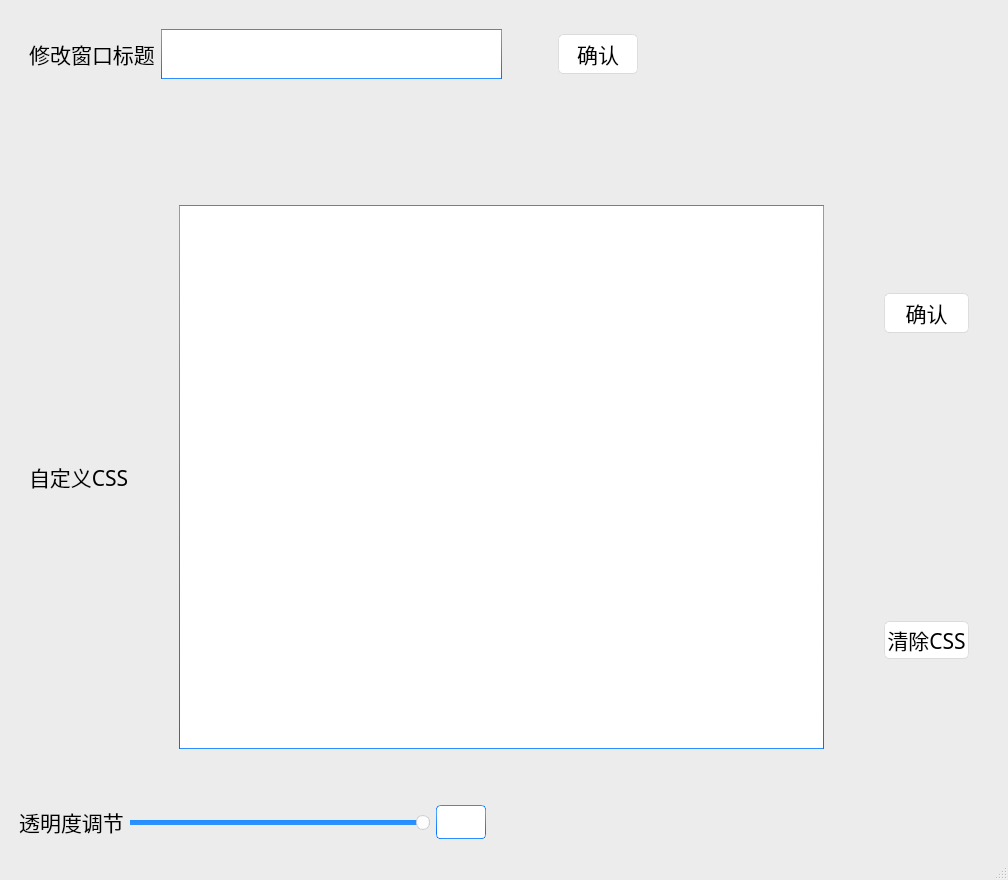
This is FloatingBrowserWindow/HeaderFiles/PopDialogs/resources/ControlPanel.ui in bzmmz/FloatingBrowserWindow as Qt 5 draws it before an edit. The edited form follows.
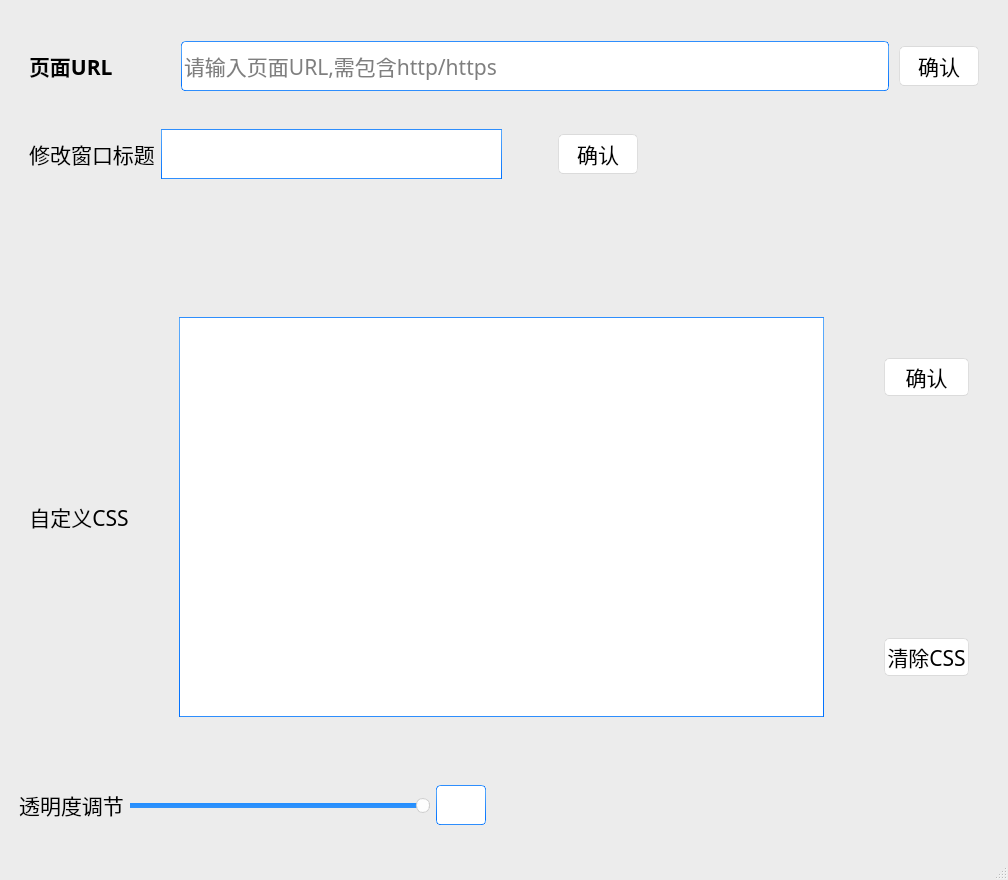
This is the edited form. Icons and pictures are not drawn.

What changed in the file:
```diff
--- a/FloatingBrowserWindow/HeaderFiles/PopDialogs/resources/ControlPanel.ui
+++ b/FloatingBrowserWindow/HeaderFiles/PopDialogs/resources/ControlPanel.ui
@@ -611,6 +611,93 @@
       <property name="bottomMargin">
        <number>10</number>
       </property>
+      <item>
+       <layout class="QHBoxLayout" name="URL" stretch="10,50,1">
+        <property name="spacing">
+         <number>10</number>
+        </property>
+        <property name="leftMargin">
+         <number>10</number>
+        </property>
+        <property name="topMargin">
+         <number>10</number>
+        </property>
+        <property name="rightMargin">
+         <number>10</number>
+        </property>
+        <property name="bottomMargin">
+         <number>10</number>
+        </property>
+        <item>
+         <widget class="QLabel" name="label123">
+          <property name="maximumSize">
+           <size>
+            <width>200</width>
+            <height>40</height>
+           </size>
+          </property>
+          <property name="font">
+           <font>
+            <family>思源宋体</family>
+            <pointsize>16</pointsize>
+            <weight>75</weight>
+            <bold>true</bold>
+           </font>
+          </property>
+          <property name="text">
+           <string>页面URL</string>
+          </property>
+         </widget>
+        </item>
+        <item>
+         <widget class="QLineEdit" name="urlEditor">
+          <property name="minimumSize">
+           <size>
+            <width>0</width>
+            <height>50</height>
+           </size>
+          </property>
+          <property name="font">
+           <font>
+            <family>思源宋体</family>
+            <pointsize>16</pointsize>
+           </font>
+          </property>
+          <property name="autoFillBackground">
+           <bool>false</bool>
+          </property>
+          <property name="placeholderText">
+           <string>请输入页面URL,需包含http/https</string>
+          </property>
+         </widget>
+        </item>
+        <item>
+         <widget class="QPushButton" name="editUrl">
+          <property name="minimumSize">
+           <size>
+            <width>80</width>
+            <height>40</height>
+           </size>
+          </property>
+          <property name="maximumSize">
+           <size>
+            <width>16777215</width>
+            <height>40</height>
+           </size>
+          </property>
+          <property name="font">
+           <font>
+            <family>思源宋体</family>
+            <pointsize>16</pointsize>
+           </font>
+          </property>
+          <property name="text">
+           <string>确认</string>
+          </property>
+         </widget>
+        </item>
+       </layout>
+      </item>
       <item>
        <layout class="QHBoxLayout" name="WindowTitle">
         <property name="sizeConstraint">
@@ -791,6 +878,9 @@
           <property name="text">
            <string>自定义CSS</string>
           </property>
+          <property name="alignment">
+           <set>Qt::AlignCenter</set>
+          </property>
          </widget>
         </item>
         <item>
@@ -801,6 +891,12 @@
             <height>20</height>
            </size>
           </property>
+          <property name="maximumSize">
+           <size>
+            <width>16777215</width>
+            <height>400</height>
+           </size>
+          </property>
           <property name="font">
            <font>
             <family>思源宋体</family>
@@ -976,6 +1072,12 @@
           <property name="orientation">
            <enum>Qt::Horizontal</enum>
           </property>
+          <property name="invertedAppearance">
+           <bool>false</bool>
+          </property>
+          <property name="invertedControls">
+           <bool>false</bool>
+          </property>
          </widget>
         </item>
         <item>
```
Left out of the diff: 12 changed lines with no effect on the pictures.
